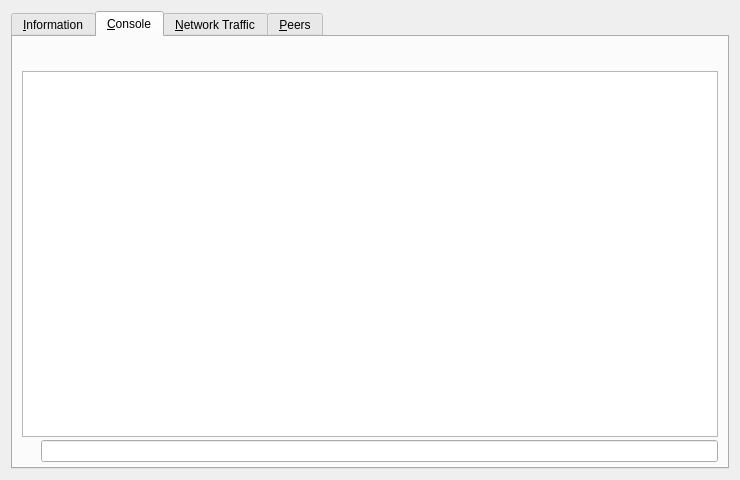
koifinance/NixCore, file src/qt/forms/debugwindow.ui: the form before one commit.
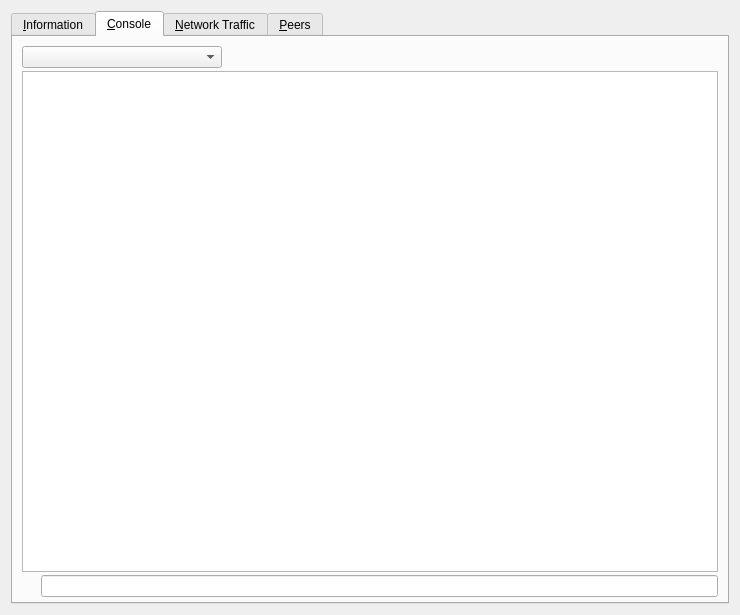
The form after the commit. The open tabs and pages were chosen to show the change. Icons and pictures are not drawn. Custom widgets are drawn as their Qt base class.

Patch:
```diff
--- a/src/qt/forms/debugwindow.ui
+++ b/src/qt/forms/debugwindow.ui
@@ -7,7 +7,7 @@
     <x>0</x>
     <y>0</y>
     <width>740</width>
-    <height>430</height>
+    <height>615</height>
    </rect>
   </property>
   <property name="windowTitle">
@@ -412,6 +412,22 @@
          <property name="spacing">
           <number>4</number>
          </property>
+         <item>
+          <widget class="QComboBox" name="cbxActiveWallet">
+           <property name="minimumSize">
+            <size>
+             <width>200</width>
+             <height>0</height>
+            </size>
+           </property>
+           <property name="toolTip">
+            <string>Active Wallet</string>
+           </property>
+           <property name="locale">
+            <locale language="English" country="UnitedKingdom"/>
+           </property>
+          </widget>
+         </item>
          <item>
           <spacer name="horizontalSpacer">
            <property name="orientation">
```
Left out of the diff: 18 changed lines with no effect on the pictures. Lines whose indentation alone changed are shown as unchanged.
